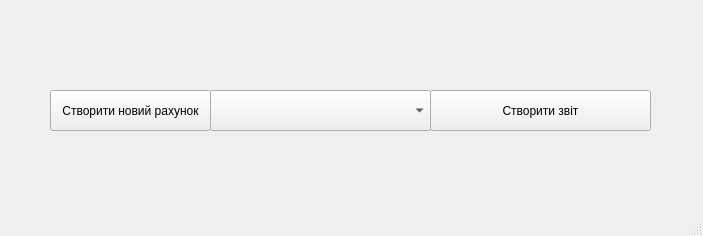
OleksiyKhanov/money_manager_project, file Finance_tracker_project/mainwindow.ui: the form before one commit.
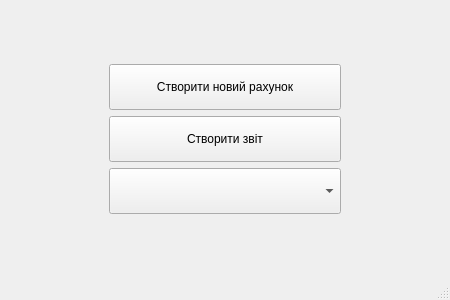
The form after the commit.

Patch:
```diff
--- a/Finance_tracker_project/mainwindow.ui
+++ b/Finance_tracker_project/mainwindow.ui
@@ -6,53 +6,132 @@
    <rect>
     <x>0</x>
     <y>0</y>
-    <width>703</width>
-    <height>236</height>
+    <width>450</width>
+    <height>300</height>
    </rect>
   </property>
   <property name="windowTitle">
    <string>MainWindow</string>
   </property>
+  <property name="styleSheet">
+   <string notr="true"/>
+  </property>
   <widget class="QWidget" name="centralwidget">
+   <layout class="QGridLayout" name="gridLayout">
+    <item row="1" column="2">
+     <spacer name="horizontalSpacer_2">
+      <property name="orientation">
+       <enum>Qt::Horizontal</enum>
+      </property>
+      <property name="sizeType">
+       <enum>QSizePolicy::Fixed</enum>
+      </property>
+      <property name="sizeHint" stdset="0">
+       <size>
+        <width>100</width>
+        <height>20</height>
+       </size>
+      </property>
+     </spacer>
+    </item>
+    <item row="0" column="1">
+     <spacer name="verticalSpacer">
+      <property name="orientation">
+       <enum>Qt::Vertical</enum>
+      </property>
+      <property name="sizeType">
+       <enum>QSizePolicy::Fixed</enum>
+      </property>
+      <property name="sizeHint" stdset="0">
+       <size>
+        <width>20</width>
+        <height>55</height>
+       </size>
+      </property>
+     </spacer>
+    </item>
+    <item row="1" column="1">
+     <layout class="QVBoxLayout" name="verticalLayout_3">
+      <item>
    <widget class="QPushButton" name="pushButton_newTransaction">
-    <property name="geometry">
-     <rect>
-      <x>50</x>
-      <y>90</y>
-      <width>161</width>
-      <height>41</height>
-     </rect>
+        <property name="sizePolicy">
+         <sizepolicy hsizetype="Minimum" vsizetype="Minimum">
+          <horstretch>0</horstretch>
+          <verstretch>0</verstretch>
+         </sizepolicy>
     </property>
     <property name="text">
      <string>Створити новий рахунок</string>
     </property>
    </widget>
+      </item>
+      <item>
    <widget class="QPushButton" name="pushButton_createZvit">
-    <property name="geometry">
-     <rect>
-      <x>430</x>
-      <y>90</y>
-      <width>221</width>
-      <height>41</height>
-     </rect>
+        <property name="sizePolicy">
+         <sizepolicy hsizetype="Minimum" vsizetype="Minimum">
+          <horstretch>0</horstretch>
+          <verstretch>0</verstretch>
+         </sizepolicy>
     </property>
     <property name="text">
      <string>Створити звіт</string>
     </property>
    </widget>
+      </item>
+      <item>
    <widget class="QComboBox" name="comboBox_2">
-    <property name="geometry">
-     <rect>
-      <x>210</x>
-      <y>90</y>
-      <width>221</width>
-      <height>41</height>
-     </rect>
+        <property name="sizePolicy">
+         <sizepolicy hsizetype="Minimum" vsizetype="Minimum">
+          <horstretch>0</horstretch>
+          <verstretch>0</verstretch>
+         </sizepolicy>
+        </property>
+        <property name="cursor">
+         <cursorShape>ArrowCursor</cursorShape>
+        </property>
+        <property name="mouseTracking">
+         <bool>false</bool>
     </property>
     <property name="placeholderText">
-     <string>Обрати існуючий рахунок</string>
-    </property>
-   </widget>
+         <string>        Обрати існуючий рахунок</string>
+        </property>
+       </widget>
+      </item>
+     </layout>
+    </item>
+    <item row="1" column="0">
+     <spacer name="horizontalSpacer">
+      <property name="orientation">
+       <enum>Qt::Horizontal</enum>
+      </property>
+      <property name="sizeType">
+       <enum>QSizePolicy::Fixed</enum>
+      </property>
+      <property name="sizeHint" stdset="0">
+       <size>
+        <width>100</width>
+        <height>20</height>
+       </size>
+      </property>
+     </spacer>
+    </item>
+    <item row="2" column="1">
+     <spacer name="verticalSpacer_2">
+      <property name="orientation">
+       <enum>Qt::Vertical</enum>
+      </property>
+      <property name="sizeType">
+       <enum>QSizePolicy::Fixed</enum>
+      </property>
+      <property name="sizeHint" stdset="0">
+       <size>
+        <width>20</width>
+        <height>55</height>
+       </size>
+      </property>
+     </spacer>
+    </item>
+   </layout>
   </widget>
   <widget class="QStatusBar" name="statusbar"/>
   <widget class="QMenuBar" name="menubar">
```
Left out of the diff: 2 changed lines with no effect on the pictures. Lines whose indentation alone changed are shown as unchanged.
